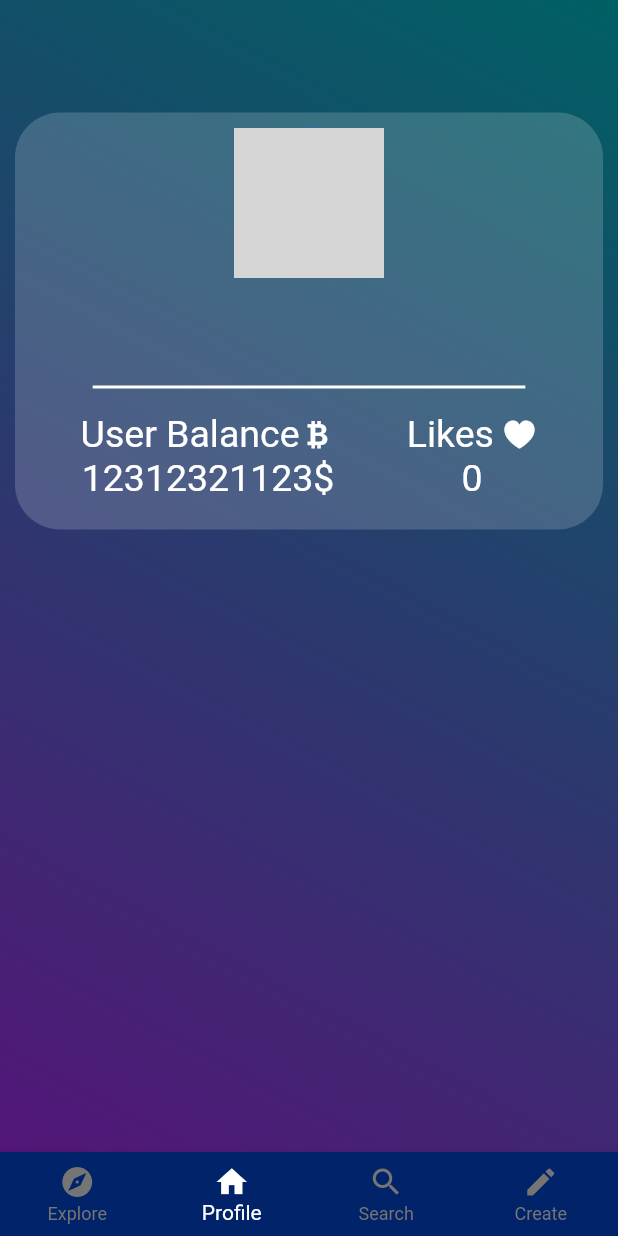
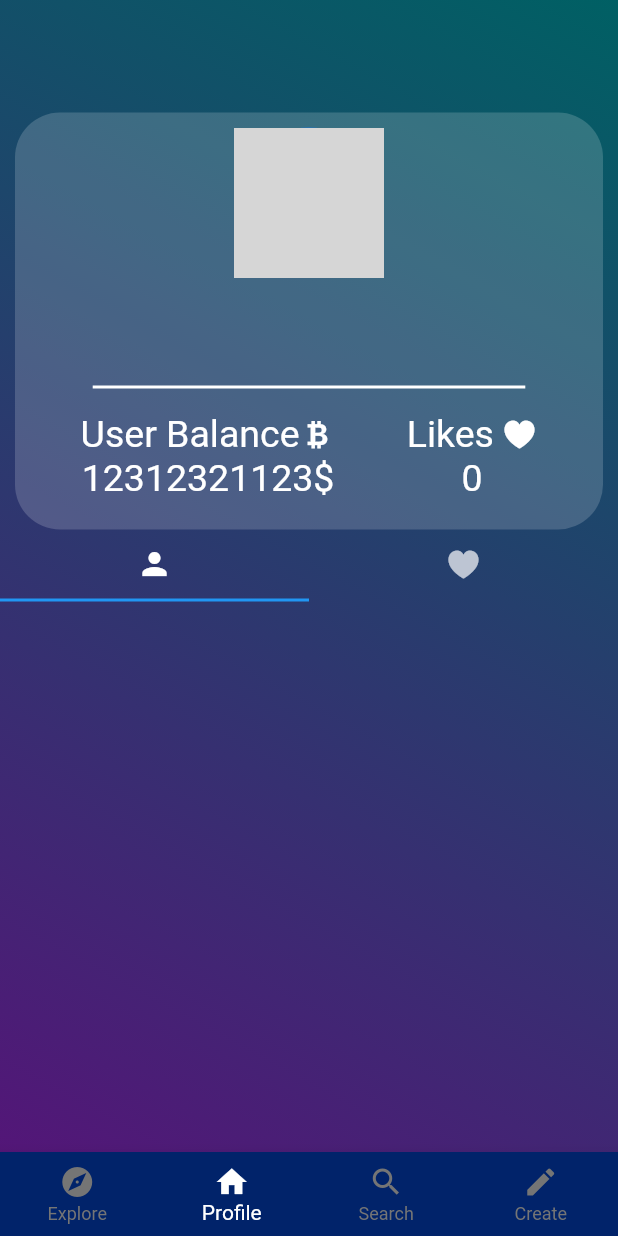
Before and after one commit to erenakyildiz-code/SUNFT_mobile, a Flutter app: the MainPage screen opened by its route, item 2 of the bottom bar chosen, on a phone screen of 412 x 824 dp. Run offline on Flutter 3.47's test engine with Material 2 defaults, Android fonts, the phone set to English and light mode, and no system bars; our stand-ins replace carousel_slider, fl_chart, google_fonts, shared_preferences; accounts and stored records are empty; network calls fail; grey boxes are pictures that could not be loaded.

Commit message:
profile adjustments

```diff
--- a/lib/components/Containers/NFTContainer.dart
+++ b/lib/components/containers/NFTContainer.dart
@@ -9,6 +9,7 @@ import '../../pages/NFTPage.dart';
 class NFTContainer extends StatefulWidget {
   final NFT nft;
   const NFTContainer({Key? key, required this.nft}) : super(key: key);
+  const NFTContainer.parameterized(this.nft, Key? key): super(key: key);
 
   @override
   _NFTContainerState createState() => _NFTContainerState();
@@ -30,6 +31,7 @@ class _NFTContainerState extends State<NFTContainer> {
         decoration: decoration.mainBoxDecoration,
         margin: const EdgeInsets.all(10),
         child: Column(
+          mainAxisSize: MainAxisSize.min,
           children: [
             Container(
 
@@ -87,7 +89,7 @@ class _NFTContainerState extends State<NFTContainer> {
                             ],
                           ),
                         ),
-                        Padding(
+                            Padding(
                           padding: const EdgeInsets.only(right: 8.0),
                           child: Column(
                             children: [
--- a/lib/pages/Login.dart
+++ b/lib/pages/Login.dart
@@ -10,6 +10,7 @@ import 'package:flutter/material.dart';
 import 'package:properly_made_nft_market/Decoration/AnimatedGradient.dart';
 import "package:properly_made_nft_market/Decoration/LoginDecoration.dart" as decoration;
 import 'package:carousel_slider/carousel_slider.dart';
+import 'package:properly_made_nft_market/models/NftCollection.dart';
 import 'package:properly_made_nft_market/models/User.dart';
 import 'package:properly_made_nft_market/providers/UserProvider.dart';
 import 'package:provider/provider.dart';
--- a/lib/pages/MainPageItems/Profile.dart
+++ b/lib/pages/MainPageItems/Profile.dart
@@ -1,12 +1,15 @@
+import 'dart:async';
+
 import 'package:flutter/cupertino.dart';
 import 'package:flutter/material.dart';
+import 'package:properly_made_nft_market/components/ListViewContainer.dart';
 import "package:properly_made_nft_market/decoration/MainPageItemsDecoration/ProfileDecoration.dart" as decoration;
 import 'package:properly_made_nft_market/models/Nft.dart';
-import 'package:properly_made_nft_market/components/Containers/NFTContainer.dart';
+import 'package:properly_made_nft_market/components/containers/NFTContainer.dart';
 import 'package:provider/provider.dart';
-
 import '../../models/User.dart';
 import '../../providers/UserProvider.dart';
+
 class ProfilePage extends StatefulWidget {
   const ProfilePage({Key? key}) : super(key: key);
 
@@ -14,24 +17,56 @@ class ProfilePage extends StatefulWidget {
   _ProfilePageState createState() => _ProfilePageState();
 }
 
-class _ProfilePageState extends State<ProfilePage> {
+class _ProfilePageState extends State<ProfilePage> with SingleTickerProviderStateMixin {
+   final List<Tab> tabs = const <Tab>[
+     Tab(
+       icon: Icon(Icons.person),
+     ),
+     Tab(
+       icon: Icon(CupertinoIcons.heart_fill),
+     ),
+// Tab(icon: Icon(Icons.bookmark))
+   ];
+
+   late TabController _tabController;
+   late VoidCallback _handleTabChange;
+   int _index = 0;
+
+   @override
+   void initState() {
+     super.initState();
+     _tabController = TabController(vsync: this, length: tabs.length);
+     _handleTabChange = () {
+       print(_tabController.index);
+       setState(() {
+         _index = _tabController.index;
+       });
+     };
+     _tabController.addListener(_handleTabChange);
+   }
+
+   @override
+   void dispose() {
+     _tabController.dispose();
+     _tabController.removeListener(_handleTabChange);
+     super.dispose();
+   }
+
+
+
+
 
   @override
   Widget build(BuildContext context) {
     //@todo get this data from backend
-    ScrollController scroller = ScrollController();
     final User? user = Provider
         .of<UserProvider>(context)
         .user;
+    final PageController pageController = PageController();
     if (user != null) {
-      return StreamBuilder<List<NFT>>(
-          stream: user.ownedNFTs,
-          builder: (context, snapshot) {
       return SingleChildScrollView(
         physics: const BouncingScrollPhysics(),
-              controller: scroller,
         child: Column(
-
           mainAxisAlignment: MainAxisAlignment.center,
           mainAxisSize: MainAxisSize.min,
           children: [
@@ -39,10 +74,7 @@ class _ProfilePageState extends State<ProfilePage> {
             Container(
               margin: const EdgeInsets.only(left: 10, right: 10, top: 75),
               padding: const EdgeInsets.only(bottom: 20),
-                    width: MediaQuery
-                        .of(context)
-                        .size
-                        .width,
+              width: MediaQuery.of(context).size.width,
               decoration: decoration.profileHeaderDecoration,
               child: Column(
                 mainAxisAlignment: MainAxisAlignment.start,
@@ -71,7 +103,7 @@ class _ProfilePageState extends State<ProfilePage> {
                   ),
 
                   Container(
-                          margin: EdgeInsets.only(top: 16, bottom: 16),
+                    margin: const EdgeInsets.only(top: 16, bottom: 16),
                     width: MediaQuery
                         .of(context)
                         .size
@@ -96,9 +128,8 @@ class _ProfilePageState extends State<ProfilePage> {
                                   style: decoration.balanceSheetText,
                                   textAlign: TextAlign.start,
                                 ),
-                                      Icon(CupertinoIcons.bitcoin,
+                                const Icon(CupertinoIcons.bitcoin,
                                   color: Colors.white,)
-
                               ],
                             ),
                           ),
@@ -116,7 +147,6 @@ class _ProfilePageState extends State<ProfilePage> {
                               ],
                             ),
                           ),
-
                         ],
                       ),
                       Column(
@@ -128,14 +158,12 @@ class _ProfilePageState extends State<ProfilePage> {
                               Text(
                                 "Likes",
                                 style: decoration.balanceSheetText,
-
                               ),
                               const Padding(
                                   padding: EdgeInsets.only(
                                       left: 5, right: 20.0),
                                   child: Icon(CupertinoIcons.heart_fill,
                                     color: Colors.white,)
-
                               ),
                             ],
                           ),
@@ -147,47 +175,34 @@ class _ProfilePageState extends State<ProfilePage> {
                                     right: 20.0),
                                 child: Text(user.NFTLikes.toString(),
                                   style: decoration.balanceSheetText,
-
                                 ),
                               ),
                             ],
                           ),
                         ],
                       ),
-
                     ],
                   ),
-
-
                 ],
               ),
-
             ),
-
             //@TODO MOCK ITEM BUILDER, GET DATA FROM DB LATER.
-                  if(snapshot.hasData)...[
-                    ListView.builder(
-                        controller: scroller,
-                        physics: BouncingScrollPhysics(),
-                        shrinkWrap: true,
-                        padding: const EdgeInsets.all(8),
-                        itemCount: snapshot.data!.length,
-                        itemBuilder: (BuildContext context, int index) {
-                          return NFTContainer(
-                              nft: snapshot.data![index]
-                          );
-                        }
-                    ),
+            TabBar(tabs: tabs, controller: _tabController),
+            if (_index == 0)
+              ListViewContainer<NFT, NFTContainer>(parameterizedContainerConstructor: NFTContainer.parameterized, future: user.ownedNFTs),
+            if (_index == 1)
+              Text('adfasd')
     ]
-                ],
-              ),
-            );
-          }
-      );
+        ));
           }
     else {
+      return noUser(context);
+  }
+}
+}
+Widget noUser(context) {
   return (
-          Container(
+      SizedBox(
           width: MediaQuery
               .of(context)
               .size
@@ -200,7 +215,8 @@ class _ProfilePageState extends State<ProfilePage> {
           child: Column(
               mainAxisAlignment: MainAxisAlignment.center,
               children: [
-                    Padding(padding: EdgeInsets.only(bottom: 30),
+                Padding(
+                  padding: const EdgeInsets.only(bottom: 30),
                   child: Text(
                     "You must Log in to see this page.",
                     style: decoration.nonLoginErrorText,
@@ -237,7 +253,6 @@ class _ProfilePageState extends State<ProfilePage> {
                             ),
                             child: Center(
                               child: Text(
-
                                 "Login",
                                 textAlign: TextAlign.center,
                                 style: decoration.nonLoginButton,
@@ -253,5 +268,3 @@ class _ProfilePageState extends State<ProfilePage> {
       )
   );
 }
-  }
-}
--- a/lib/variables.dart
+++ b/lib/variables.dart
@@ -1,7 +1,7 @@
 // const String APIPath = "http://10.0.2.2:8000/api";
 // const String AuthPath = "http://10.0.2.2:8000/auth";
 // const String ImagePath = "http://10.0.2.2:8000";
-
+//
 // const String APIPath = "http://localhost:8000/api";
 // const String AuthPath = "http://localhost:8000/auth";
 // const String ImagePath = "http://localhost:8000";
@@ -9,3 +9,5 @@
 const String APIPath = "https://cs308django.herokuapp.com/api";
 const String AuthPath = "https://cs308django.herokuapp.com/auth";
 const String ImagePath = "https://cs308django.herokuapp.com";
+
+const int refreshRate = 1000;
```
Also changed, not shown: lib/backend/Models.dart (deleted, +0 -20 lines), lib/backend/requests.dart (added, +42 -0 lines), lib/components/ListViewContainer.dart (added, +74 -0 lines), lib/models/Category.dart (added, +21 -0 lines), lib/models/Nft.dart (+3 -11 lines), lib/models/NftCollection.dart (+21 -4 lines), lib/models/User.dart (+65 -26 lines). Lines whose indentation alone changed are shown as unchanged.
